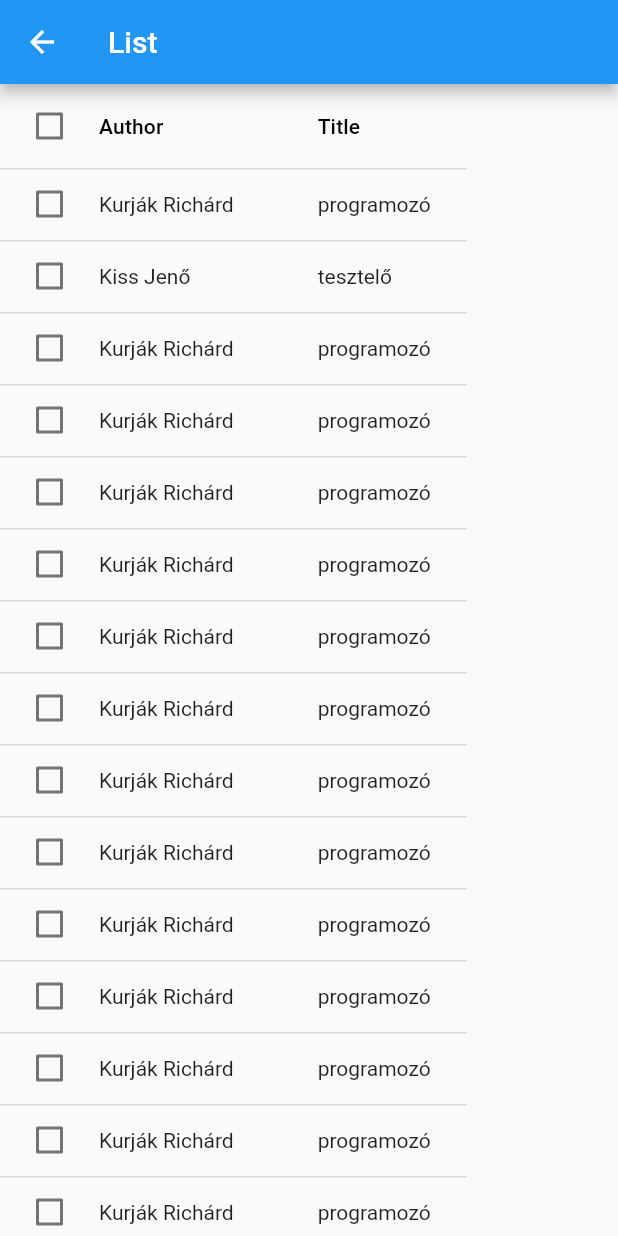
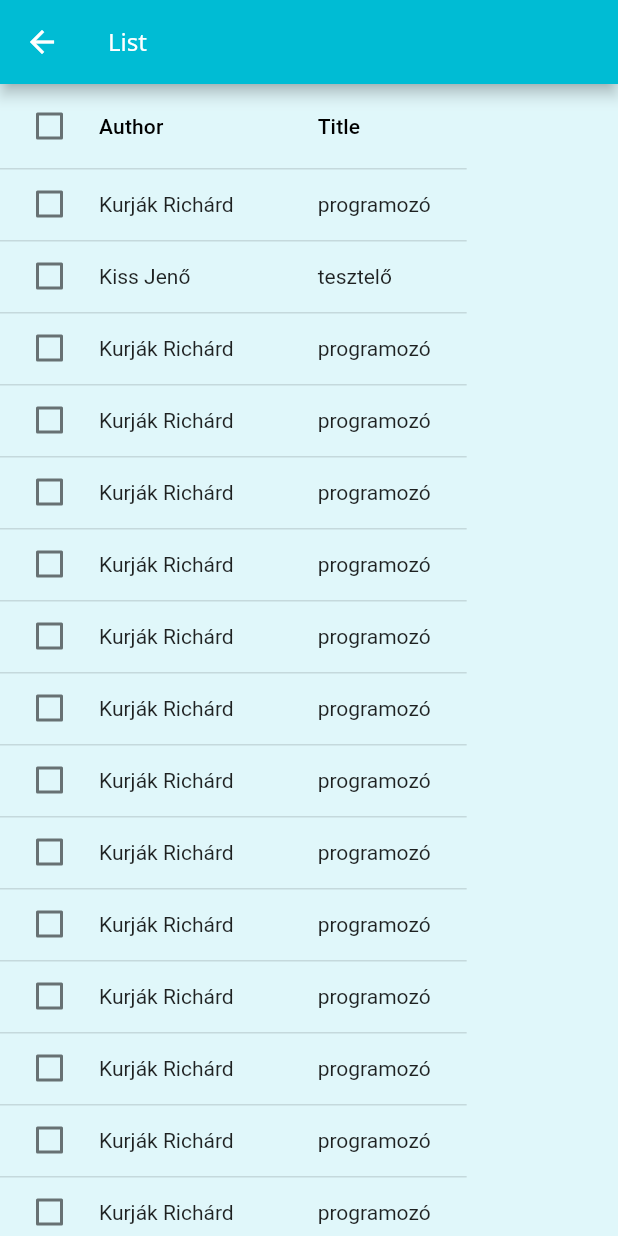
Before and after one commit to kurjakrichard/flutibre, a Flutter app: the screen it shows after launch, in the side drawer, after a tap on "List", on a phone screen of 412 x 824 dp. Run offline on Flutter 3.47's test engine with Material 2 defaults, Android fonts, the light colour scheme and no system bars; our stand-ins replace sqflite_common, sqflite_common_ffi; accounts and stored records are empty; network calls fail.

Commit message:
Improve design

```diff
--- a/lib/main.dart
+++ b/lib/main.dart
@@ -1,31 +1,43 @@
-import 'dart:convert';
-import 'dart:io';
 import 'package:flutibre/screens/main_window.dart';
 import 'package:flutibre/utils/scroll.dart';
 import 'package:flutter/material.dart';
 
-void main() => runApp(MaterialApp(
+void main() => runApp(const MaterialApp(
       home: Flutibre(),
       debugShowCheckedModeBanner: false,
     ));
 
 class Flutibre extends StatelessWidget {
-  Flutibre({Key? key}) : super(key: key);
+  const Flutibre({Key? key}) : super(key: key);
   //final String path = readJsonData().toString();
 
   @override
   Widget build(BuildContext context) {
     return MaterialApp(
-        debugShowCheckedModeBanner: false,
-        scrollBehavior: MyCustomScrollBehavior(),
-        home: const MainWindow());
+      debugShowCheckedModeBanner: false,
+      scrollBehavior: MyCustomScrollBehavior(),
+      home: const MainWindow(),
+      theme: ThemeData(
+        appBarTheme: const AppBarTheme(
+          backgroundColor: Colors.cyan,
+          foregroundColor: Colors.white,
+        ),
+        fontFamily: 'NotoSans',
+        textTheme: const TextTheme(
+          //fejléc szövegek
+          headline1: TextStyle(
+              fontWeight: FontWeight.normal, color: Colors.white, fontSize: 16),
+          //belső fejléc szövegek
+          subtitle1: TextStyle(
+              fontWeight: FontWeight.normal, color: Colors.white, fontSize: 14),
+          //nagyobb belső szövegek
+          bodyText1: TextStyle(
+              fontWeight: FontWeight.normal, color: Colors.black, fontSize: 12),
+          //kisebb belső szövegek
+          bodyText2: TextStyle(
+              fontWeight: FontWeight.normal, color: Colors.black, fontSize: 11),
+        ),
+      ),
+    );
   }
 }
-
-Future<String> readJsonData() async {
-  final configFile = File('assets/config/flutter_config.json');
-  final jsonString = await configFile.readAsString();
-  final dynamic jsonMap = jsonDecode(jsonString);
-  print(jsonMap['path']);
-  return jsonMap['path'];
-}
--- a/lib/models/book.dart
+++ b/lib/models/book.dart
@@ -1,78 +1,39 @@
 class Book {
-  int? id;
-  String title;
-  String? sort;
-  String? timesamp;
-  String? pubdate;
-  String? seriesIndex;
-  String authorSort;
-  String? isbn;
-  String? lccn;
-  String path;
-  int? flags;
-  String? uuid;
-  bool? hasCover;
-  String? lastModified;
+  final int id;
+  final String title;
+  final String author;
+  final String series;
+  final String language;
+  final String publisher;
+  final String path;
 
-  get getId => this.id;
-  set setId(id) => this.id = id;
-  get getTitle => this.title;
-  set setTitle(title) => this.title = title;
-  get getSort => this.sort;
-  set setSort(sort) => this.sort = sort;
-  get getTimesamp => this.timesamp;
-  set setTimesamp(timesamp) => this.timesamp = timesamp;
-  get getPubdate => this.pubdate;
-  set setPubdate(pubdate) => this.pubdate = pubdate;
-  get getSeriesIndex => this.seriesIndex;
-  set setSeriesIndex(seriesIndex) => this.seriesIndex = seriesIndex;
-  get getAuthorSort => this.authorSort;
-  set setAuthorSort(authorSort) => this.authorSort = authorSort;
-  get getIsbn => this.isbn;
-  set setIsbn(isbn) => this.isbn = isbn;
-  get getLccn => this.lccn;
-  set setLccn(lccn) => this.lccn = lccn;
-  get getPath => this.path;
-  set setPath(path) => this.path = path;
-  get getFlags => this.flags;
-  set setFlags(flags) => this.flags = flags;
-  get getUuid => this.uuid;
-  set setUuid(uuid) => this.uuid = uuid;
-  get getHasCover => this.hasCover;
-  set setHasCover(hasCover) => this.hasCover = hasCover;
-  get getLastModified => this.lastModified;
-  set setLastModified(lastModified) => this.lastModified = lastModified;
+  Book(
+      {required this.id,
+      required this.title,
+      required this.author,
+      required this.series,
+      required this.language,
+      required this.publisher,
+      required this.path});
 
-  Book({
-    required this.title,
-    required this.authorSort,
-    required this.path,
-  });
+  @override
+  bool operator ==(Object other) =>
+      identical(this, other) ||
+      other is Book &&
+          runtimeType == other.runtimeType &&
+          id == other.id &&
+          title == other.title &&
+          author == other.author &&
+          series == other.series &&
+          language == other.language &&
+          path == other.path;
 
-  Book.withId(
-    this.id,
-    this.title,
-    this.authorSort,
-    this.path,
-  );
-
-  // Convert a Book object into a Map object
-  Map<String, dynamic> toMap() {
-    var map = <String, dynamic>{};
-    if (id != null) {
-      map['id'] = id;
-    }
-    map['title'] = title;
-    map['path'] = path;
-
-    return map;
-  }
-
-  // Convert a Map object into a Book object
-  /** Book.fromMapObject(Map<String, dynamic> map) {
-    id = map['id'];
-    title = map['title'];
-    authorSort = map['authorSort'];
-    path = map['path'];
-  }**/
+  @override
+  int get hashCode =>
+      id.hashCode ^
+      title.hashCode ^
+      author.hashCode ^
+      series.hashCode ^
+      language.hashCode ^
+      path.hashCode;
 }
--- a/lib/screens/listview.dart
+++ b/lib/screens/listview.dart
@@ -28,8 +28,12 @@ class _ListPageState extends State<ListPage> {
   @override
   Widget build(BuildContext context) {
     return Scaffold(
+      backgroundColor: Colors.cyan[50],
       appBar: AppBar(
-        title: const Text("List"),
+        title: Text(
+          "List",
+          style: Theme.of(context).textTheme.headline1,
+        ),
       ),
       body: MaterialApp(
           debugShowCheckedModeBanner: false,
@@ -51,14 +55,14 @@ class _ListPageState extends State<ListPage> {
                             context,
                             MaterialPageRoute(
                                 builder: (context) => DetailsPage(
-                                      author: data.authorSort,
+                                      author: data.author,
                                       title: data.title,
                                       imagePath: data.path,
                                       index: 0,
                                     )));
                       },
                       cells: [
-                        DataCell(Text(data.authorSort)),
+                        DataCell(Text(data.author)),
                         DataCell(Text(data.title)),
                       ],
                     );
@@ -87,7 +91,7 @@ class _ListPageState extends State<ListPage> {
 
   List<DataRow> getRows(List<Book> _books) => _books.map((Book _book) {
         final cells = [
-          _book.authorSort,
+          _book.author,
           _book.title,
         ];
 
@@ -99,11 +103,11 @@ class _ListPageState extends State<ListPage> {
 
   void onSort(int columnIndex, bool ascending) {
     if (columnIndex == 0) {
-      _books.sort((image1, image2) => compareString(
-          ascending, '${image1.authorSort}', '${image2.authorSort}'));
+      _books.sort((book1, book2) =>
+          compareString(ascending, '${book1.author}', '${book2.author}'));
     } else if (columnIndex == 1) {
-      _books.sort((image1, image2) =>
-          compareString(ascending, image1.title, image2.title));
+      _books.sort(
+          (book1, book2) => compareString(ascending, book1.title, book2.title));
     }
 
     setState(() {
--- a/lib/screens/main_window.dart
+++ b/lib/screens/main_window.dart
@@ -11,33 +11,36 @@ class MainWindow extends StatelessWidget {
   Widget build(BuildContext context) {
     return Scaffold(
       appBar: AppBar(
-        title: const Text('Flutibre',
-            style: TextStyle(color: Colors.white, fontSize: 20)),
-        backgroundColor: const Color.fromRGBO(98, 163, 191, 1),
+        title: Text(
+          'Flutibre',
+          style: Theme.of(context).textTheme.headline1,
+        ),
       ),
       body: Column(
         children: const [BookList(), BookList(), BookList()],
       ),
-      backgroundColor: Colors.cyan[100],
+      backgroundColor: Colors.cyan[50],
       drawer: Drawer(
         child: Material(
-          color: Color.fromRGBO(98, 163, 191, 1),
+          color: const Color.fromRGBO(98, 163, 191, 0.5),
           child: ListView(
             children: <Widget>[
+              // ignore: prefer_const_constructors
               DrawerHeader(
-                child: const Text(
+                child: Text(
                   "Navigation",
-                  style: TextStyle(fontSize: 25, color: Colors.white),
+                  style: Theme.of(context).textTheme.headline1,
                 ),
-                decoration: BoxDecoration(color: Colors.cyan[700]),
+                decoration: const BoxDecoration(color: Colors.cyan),
               ),
               ListTile(
-                title: const Text(
+                title: Text(
                   "List",
-                  style: TextStyle(color: Colors.white),
+                  style: Theme.of(context).textTheme.subtitle1,
                 ),
                 hoverColor: hovercolor,
                 onTap: () {
+                  Navigator.pop(context);
                   Navigator.push(
                     context,
                     MaterialPageRoute(builder: (context) => ListPage()),
@@ -45,12 +48,13 @@ class MainWindow extends StatelessWidget {
                 },
               ),
               ListTile(
-                title: const Text(
+                title: Text(
                   "Tiles",
-                  style: TextStyle(color: Colors.white),
+                  style: Theme.of(context).textTheme.subtitle1,
                 ),
                 hoverColor: hovercolor,
                 onTap: () {
+                  Navigator.pop(context);
                   Navigator.push(
                     context,
                     MaterialPageRoute(builder: (context) => GridPage()),
@@ -76,9 +80,15 @@ class BookList extends StatelessWidget {
           leading: Image.network(
             'https://randomuser.me/api/portraits/men/71.jpg',
           ),
-          title: const Text('Ricsi'),
-          subtitle: Text('Programozó'),
-          tileColor: Color.fromRGBO(98, 163, 191, 0.5),
+          title: Text(
+            'Ricsi',
+            style: Theme.of(context).textTheme.bodyText1,
+          ),
+          subtitle: Text(
+            'Programozó',
+            style: Theme.of(context).textTheme.bodyText2,
+          ),
+          tileColor: const Color.fromRGBO(98, 163, 191, 0.5),
         ));
   }
 }
--- a/lib/utils/dataservice.dart
+++ b/lib/utils/dataservice.dart
@@ -3,83 +3,147 @@ import 'package:flutibre/models/book.dart';
 class DataService {
   List<Book> books = [
     Book(
-      authorSort: 'Kurják Richárd',
+      id: 1,
+      author: 'Kurják Richárd',
       title: 'programozó',
+      series: 'Idő kerek',
+      language: 'magyar',
+      publisher: 'Marvel',
       path: 'images/1.jpg',
     ),
     Book(
-      authorSort: 'Kiss Jenő',
+      id: 2,
+      author: 'Kiss Jenő',
       title: 'tesztelő',
+      series: 'Idő kerek',
+      language: 'magyar',
+      publisher: 'Marvel',
       path: 'images/2.jpg',
     ),
     Book(
-      authorSort: 'Kurják Richárd',
+      id: 3,
+      author: 'Kurják Richárd',
       title: 'programozó',
+      series: 'Idő kerek',
+      language: 'magyar',
+      publisher: 'Marvel',
       path: 'images/3.jpg',
     ),
     Book(
-      authorSort: 'Kurják Richárd',
+      id: 4,
+      author: 'Kurják Richárd',
       title: 'programozó',
+      series: 'Idő kerek',
+      language: 'magyar',
+      publisher: 'Marvel',
       path: 'images/4.jpg',
     ),
     Book(
-      authorSort: 'Kurják Richárd',
+      id: 5,
+      author: 'Kurják Richárd',
       title: 'programozó',
+      series: 'Idő kerek',
+      language: 'magyar',
+      publisher: 'Marvel',
       path: 'images/5.jpg',
     ),
     Book(
-      authorSort: 'Kurják Richárd',
+      id: 6,
+      author: 'Kurják Richárd',
       title: 'programozó',
+      series: 'Idő kerek',
+      language: 'magyar',
+      publisher: 'Marvel',
       path: 'images/6.jpg',
     ),
     Book(
-      authorSort: 'Kurják Richárd',
+      id: 7,
+      author: 'Kurják Richárd',
       title: 'programozó',
+      series: 'Idő kerek',
+      language: 'magyar',
+      publisher: 'Marvel',
       path: 'images/7.jpg',
     ),
     Book(
-      authorSort: 'Kurják Richárd',
+      id: 8,
+      author: 'Kurják Richárd',
       title: 'programozó',
+      series: 'Idő kerek',
+      language: 'magyar',
+      publisher: 'Marvel',
       path: 'images/8.jpg',
     ),
     Book(
-      authorSort: 'Kurják Richárd',
+      id: 9,
+      author: 'Kurják Richárd',
       title: 'programozó',
+      series: 'Idő kerek',
+      language: 'magyar',
+      publisher: 'Marvel',
       path: 'images/9.jpg',
     ),
     Book(
-      authorSort: 'Kurják Richárd',
+      id: 10,
+      author: 'Kurják Richárd',
       title: 'programozó',
+      series: 'Idő kerek',
+      language: 'magyar',
+      publisher: 'Marvel',
       path: 'images/10.jpg',
     ),
     Book(
-      authorSort: 'Kurják Richárd',
+      id: 11,
+      author: 'Kurják Richárd',
       title: 'programozó',
+      series: 'Idő kerek',
+      language: 'magyar',
+      publisher: 'Marvel',
       path: 'images/11.jpg',
     ),
     Book(
-      authorSort: 'Kurják Richárd',
+      id: 12,
+      author: 'Kurják Richárd',
       title: 'programozó',
+      series: 'Idő kerek',
+      language: 'magyar',
+      publisher: 'Marvel',
       path: 'images/12.jpg',
     ),
     Book(
-      authorSort: 'Kurják Richárd',
+      id: 13,
+      author: 'Kurják Richárd',
       title: 'programozó',
+      series: 'Idő kerek',
+      language: 'magyar',
+      publisher: 'Marvel',
       path: 'images/13.jpg',
     ),
     Book(
-      authorSort: 'Kurják Richárd',
+      id: 14,
+      author: 'Kurják Richárd',
       title: 'programozó',
+      series: 'Idő kerek',
+      language: 'magyar',
+      publisher: 'Marvel',
       path: 'images/14.jpg',
     ),
     Book(
-      authorSort: 'Kurják Richárd',
+      id: 15,
+      author: 'Kurják Richárd',
       title: 'programozó',
+      series: 'Idő kerek',
+      language: 'magyar',
+      publisher: 'Marvel',
       path: 'images/15.jpg',
     ),
     Book(
-      authorSort: 'Kurják Richárd',
+      id: 16,
+      author: 'Kurják Richárd',
       title: 'programozó',
+      series: 'Idő kerek',
+      language: 'magyar',
+      publisher: 'Marvel',
       path: 'images/16.jpg',
     ),
   ];
```
Also changed, not shown: lib/screens/details_page.dart (+23 -32 lines), lib/screens/gridview.dart (+9 -3 lines), lib/utils/book_repository.dart (added, +216 -0 lines), lib/utils/json_config.dart (added, +12 -0 lines), pubspec.yaml (+9 -8 lines), fonts/NotoSans-Bold.ttf (added), fonts/NotoSans-BoldItalic.ttf (added), fonts/NotoSans-Italic.ttf (added), fonts/NotoSans-Regular.ttf (added), fonts/Raleway-Bold.ttf (deleted), fonts/Raleway-LightItalic.ttf (deleted), fonts/Raleway-Regular.ttf (deleted), fonts/RobotoSlab-VariableFont_wght.ttf (deleted), fonts/Sen-Bold.ttf (deleted), 2 more files.
